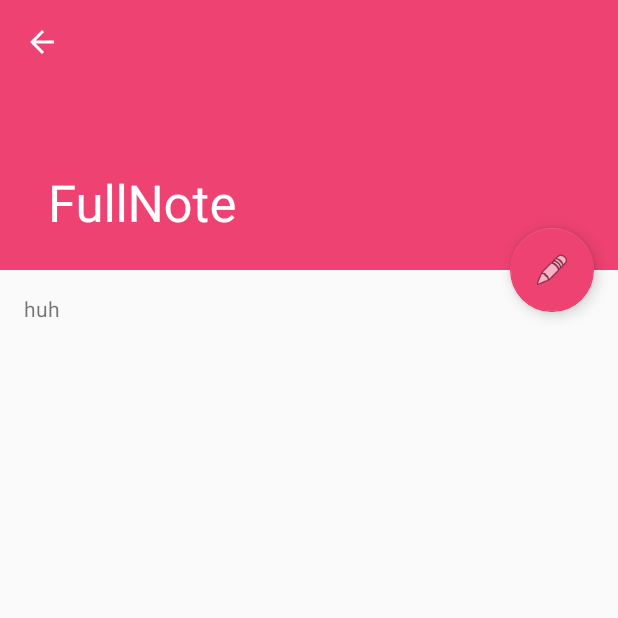
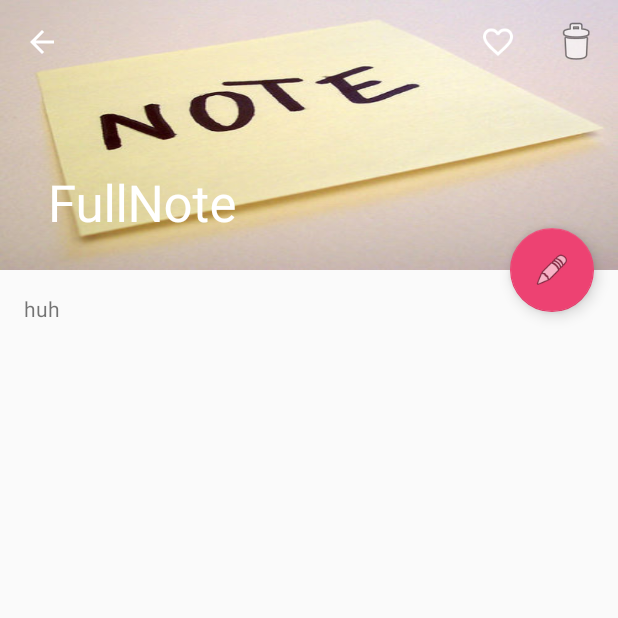
Before and after one commit to MakamuEvans/MyNote, an Android app: the FullNote screen opened directly, with no data from a screen before it, on a phone screen of 412 x 824 dp, the top half of it. Run offline under Robolectric (Android 15) with nearby library versions, the phone set to English and light mode, and no system bars; 5 statements that could not run were skipped.

Commit message:
update delete urls

```diff
--- a/app/src/main/java/com/example/elm/login/FullNote.java
+++ b/app/src/main/java/com/example/elm/login/FullNote.java
@@ -9,6 +9,7 @@ import android.support.design.widget.Snackbar;
 import android.support.v7.app.AppCompatActivity;
 import android.support.v7.widget.Toolbar;
 import android.util.Log;
+import android.view.Menu;
 import android.view.MenuItem;
 import android.view.View;
 import android.widget.ImageView;
@@ -65,4 +66,10 @@ public class FullNote extends AppCompatActivity {
                 return super.onOptionsItemSelected(item);
         }
     }
+
+    @Override
+    public boolean onCreateOptionsMenu(Menu menu) {
+        getMenuInflater().inflate(R.menu.menu_full_note, menu);
+        return true;
+    }
 }
--- a/app/src/main/res/layout/activity_full_note.xml
+++ b/app/src/main/res/layout/activity_full_note.xml
@@ -19,6 +19,7 @@
             android:layout_width="match_parent"
             android:layout_height="match_parent"
             android:fitsSystemWindows="true"
+            android:background="@drawable/note"
             app:contentScrim="?attr/colorPrimary"
             app:layout_scrollFlags="scroll|exitUntilCollapsed">
 
--- a/app/src/main/res/layout/app_bar_navigation.xml
+++ b/app/src/main/res/layout/app_bar_navigation.xml
@@ -32,6 +32,6 @@
         android:layout_height="wrap_content"
         android:layout_gravity="bottom|end"
         android:layout_margin="@dimen/fab_margin"
-        app:srcCompat="@mipmap/ic_add" />
+        app:srcCompat="@mipmap/ic_action_add" />
 
 </android.support.design.widget.CoordinatorLayout>
--- a/app/src/main/res/menu/menu_full_note.xml
+++ b/app/src/main/res/menu/menu_full_note.xml
@@ -6,6 +6,12 @@
         android:id="@+id/action_favourite"
         android:orderInCategory="100"
         android:title="Favourite"
+        android:icon="@mipmap/ic_action_favorite_border"
+        app:showAsAction="always" />
 
-        app:showAsAction="always" />
+    <item
+        android:icon="@android:drawable/ic_menu_delete"
+        android:orderInCategory="100"
+        android:title="delete"
+        app:showAsAction="always"/>
 </menu>
```
Also changed, not shown: app/src/main/java/com/example/elm/login/api/ApiInterface.java (+36 -0 lines), app/src/main/res/drawable/note.jpg (added), app/src/main/res/mipmap-hdpi/ic_action_add.png (added), app/src/main/res/mipmap-hdpi/ic_action_add_circle.png (added), app/src/main/res/mipmap-hdpi/ic_action_favorite_border.png (added), app/src/main/res/mipmap-hdpi/ic_favorite_border.png (deleted), app/src/main/res/mipmap-mdpi/ic_action_favorite_border.png (added), app/src/main/res/mipmap-mdpi/ic_favorite_border.png (deleted), app/src/main/res/mipmap-xhdpi/ic_action_favorite_border.png (added), app/src/main/res/mipmap-xhdpi/ic_favorite_border.png (deleted), app/src/main/res/mipmap-xxhdpi/ic_action_favorite_border.png (added), app/src/main/res/mipmap-xxhdpi/ic_favorite_border.png (deleted), app/src/main/res/mipmap-xxxhdpi/ic_action_favorite_border.png (added), app/src/main/res/mipmap-xxxhdpi/ic_favorite_border.png (deleted).
